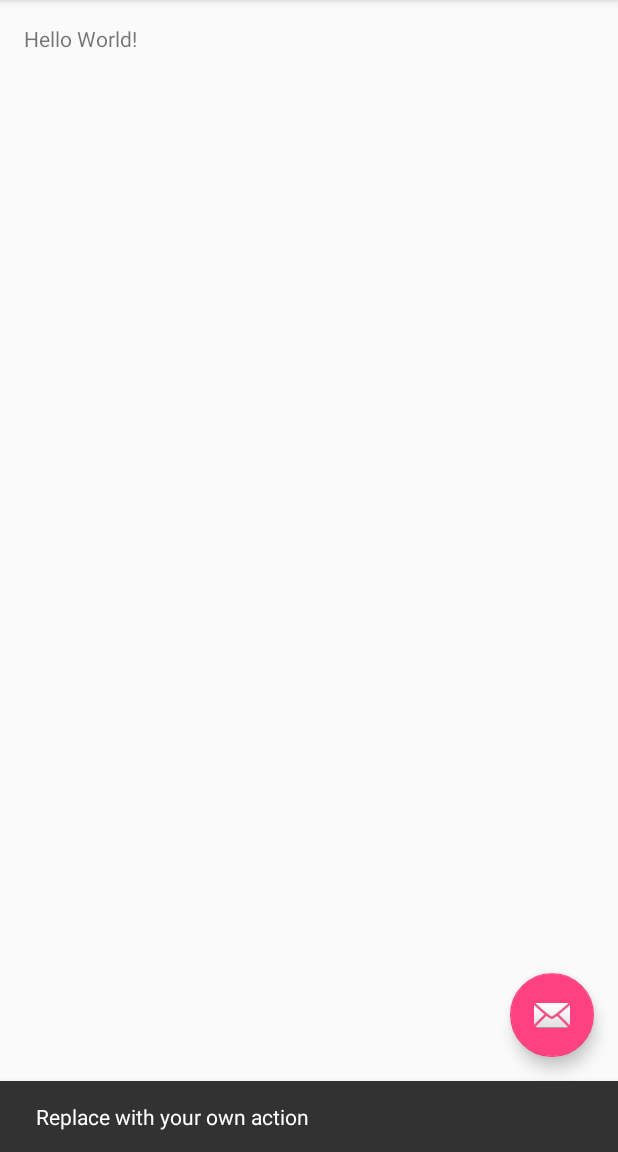
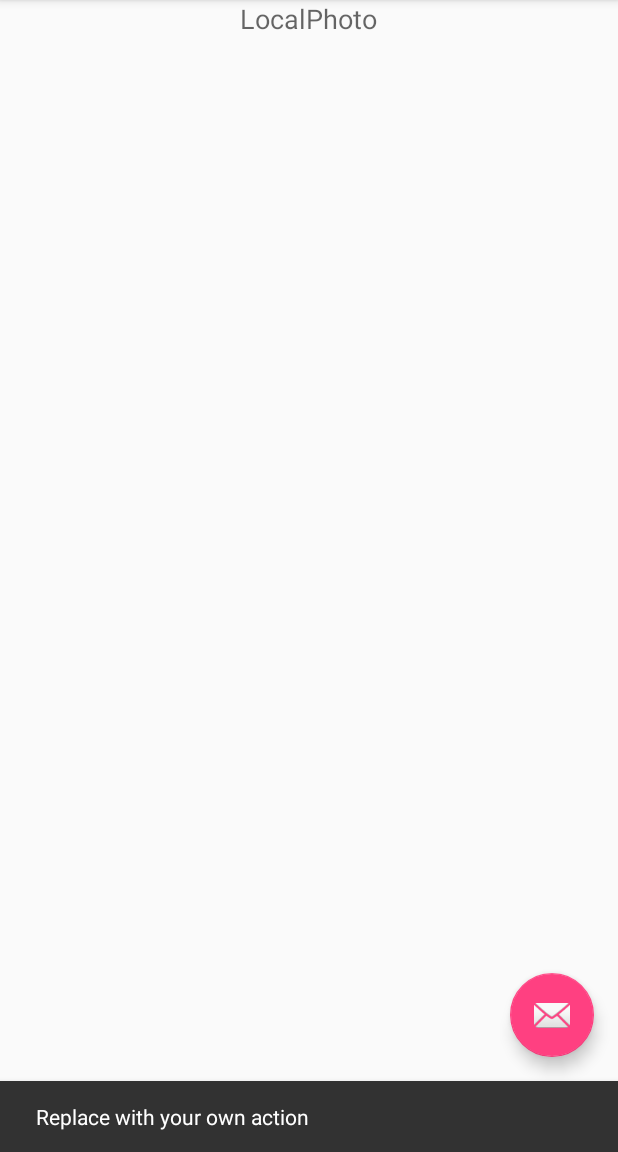
Before and after one commit to kebe7jun/ownCloudSync, an Android app: the screen it shows after launch (MainActivity), after a tap on an icon or button, on a phone screen of 412 x 824 dp, the part 84-1236 px from its top. Run offline under Robolectric (Android 15) with nearby library versions, the phone set to English and light mode, and no system bars.

```diff
--- a/app/src/main/AndroidManifest.xml
+++ b/app/src/main/AndroidManifest.xml
@@ -1,6 +1,11 @@
 <?xml version="1.0" encoding="utf-8"?>
 <manifest xmlns:android="http://schemas.android.com/apk/res/android"
     package="com.kebe7jun.data.ui">
+
+    <uses-permission android:name="android.permission.ACCESS_NETWORK_STATE" />
+    <uses-permission android:name="android.permission.INTERNET" />
+    <uses-permission android:name="android.permission.ACCESS_WIFI_STATE" />
+
 
     <application
         android:allowBackup="true"
--- /dev/null
+++ b/app/src/main/java/com/kebe7jun/data/ui/LocalPhotoFragment.java
@@ -0,0 +1,25 @@
+package com.kebe7jun.data.ui;
+
+import android.app.Fragment;
+import android.os.Bundle;
+import android.support.annotation.Nullable;
+import android.view.LayoutInflater;
+import android.view.View;
+import android.view.ViewGroup;
+
+/**
+ * Created by kebe on 15-12-5.
+ */
+public class LocalPhotoFragment extends Fragment {
+
+
+    private View view;
+
+    @Nullable
+    @Override
+    public View onCreateView(LayoutInflater inflater, ViewGroup container, Bundle savedInstanceState) {
+        this.view = inflater.inflate(R.layout.fragment_local_photo, container, false);
+
+        return view;
+    }
+}
--- a/app/src/main/java/com/kebe7jun/data/ui/MainActivity.java
+++ b/app/src/main/java/com/kebe7jun/data/ui/MainActivity.java
@@ -1,5 +1,8 @@
 package com.kebe7jun.data.ui;
 
+import android.app.Fragment;
+import android.app.FragmentManager;
+import android.app.FragmentTransaction;
 import android.content.Intent;
 import android.os.Bundle;
 import android.support.design.widget.FloatingActionButton;
@@ -16,6 +19,12 @@ import android.view.MenuItem;
 
 public class MainActivity extends AppCompatActivity
         implements NavigationView.OnNavigationItemSelectedListener {
+
+    private FragmentTransaction fragmentTransaction;
+
+    //Fragments
+    private LocalPhotoFragment localPhotosFragment;
+    private WebViewFragment webViewFragment;
 
     @Override
     protected void onCreate(Bundle savedInstanceState) {
@@ -41,6 +50,16 @@ public class MainActivity extends AppCompatActivity
 
         NavigationView navigationView = (NavigationView) findViewById(R.id.nav_view);
         navigationView.setNavigationItemSelectedListener(this);
+
+        init();
+    }
+
+    private void init(){
+        FragmentManager fragmentManager = getFragmentManager();
+        fragmentTransaction = fragmentManager.beginTransaction();
+        localPhotosFragment = new LocalPhotoFragment();
+        fragmentTransaction.replace(R.id.fragment_view, localPhotosFragment);
+        fragmentTransaction.commit();
     }
 
     @Override
@@ -80,12 +99,29 @@ public class MainActivity extends AppCompatActivity
     public boolean onNavigationItemSelected(MenuItem item) {
         // Handle navigation view item clicks here.
         int id = item.getItemId();
+        fragmentTransaction = getFragmentManager().beginTransaction();
+        switch (id){
+            case R.id.nav_local:        //Local photos.
+                if(localPhotosFragment == null){
+                    localPhotosFragment = new LocalPhotoFragment();
+                }
+                fragmentTransaction.replace(R.id.fragment_view, localPhotosFragment);
+                fragmentTransaction.commit();
+                break;
+            case R.id.nav_web:      //To show webview.
+                if(webViewFragment == null){
+                    webViewFragment = new WebViewFragment();
+                }
+                fragmentTransaction.replace(R.id.fragment_view, webViewFragment);
+                fragmentTransaction.commit();
+                break;
+            case R.id.nav_setting:
+                // Handle the camera action
+                Intent intent = new Intent(this, SettingsActivity.class);
+                startActivity(intent);
+                break;
+        }
 
-        if (id == R.id.nav_setting) {
-            // Handle the camera action
-            Intent intent = new Intent(this, SettingsActivity.class);
-            startActivity(intent);
-        }
 
         DrawerLayout drawer = (DrawerLayout) findViewById(R.id.drawer_layout);
         drawer.closeDrawer(GravityCompat.START);
--- a/app/src/main/res/layout/content_main.xml
+++ b/app/src/main/res/layout/content_main.xml
@@ -4,16 +4,14 @@
     xmlns:tools="http://schemas.android.com/tools"
     android:layout_width="match_parent"
     android:layout_height="match_parent"
-    android:paddingBottom="@dimen/activity_vertical_margin"
-    android:paddingLeft="@dimen/activity_horizontal_margin"
-    android:paddingRight="@dimen/activity_horizontal_margin"
-    android:paddingTop="@dimen/activity_vertical_margin"
     app:layout_behavior="@string/appbar_scrolling_view_behavior"
     tools:context="com.kebe7jun.data.ui.MainActivity"
     tools:showIn="@layout/app_bar_main">
 
-    <TextView
-        android:layout_width="wrap_content"
-        android:layout_height="wrap_content"
-        android:text="Hello World!" />
+    <RelativeLayout
+        android:id="@+id/fragment_view"
+        android:layout_width="match_parent"
+        android:layout_height="match_parent"
+        android:layout_alignParentTop="true"
+        android:layout_alignParentStart="true"></RelativeLayout>
 </RelativeLayout>
--- /dev/null
+++ b/app/src/main/res/layout/fragment_local_photo.xml
@@ -0,0 +1,13 @@
+<?xml version="1.0" encoding="utf-8"?>
+<LinearLayout xmlns:android="http://schemas.android.com/apk/res/android"
+    android:orientation="vertical" android:layout_width="match_parent"
+    android:layout_height="match_parent">
+
+    <TextView
+        android:layout_width="wrap_content"
+        android:layout_height="wrap_content"
+        android:textAppearance="?android:attr/textAppearanceMedium"
+        android:text="LocalPhoto"
+        android:id="@+id/textView2"
+        android:layout_gravity="center_horizontal" />
+</LinearLayout>
```
Also changed, not shown: app/src/main/java/com/kebe7jun/data/code/ConstantCode.java (+20 -3 lines), app/src/main/java/com/kebe7jun/data/ui/WebViewFragment.java (+49 -2 lines), app/src/main/java/com/kebe7jun/data/web/JavaScriptInterface.java (added, +78 -0 lines), app/src/main/java/com/kebe7jun/data/web/OwnCloudWebviewClient.java (added, +42 -0 lines), app/src/main/res/layout/fragment_web_view.xml (added, +11 -0 lines).
